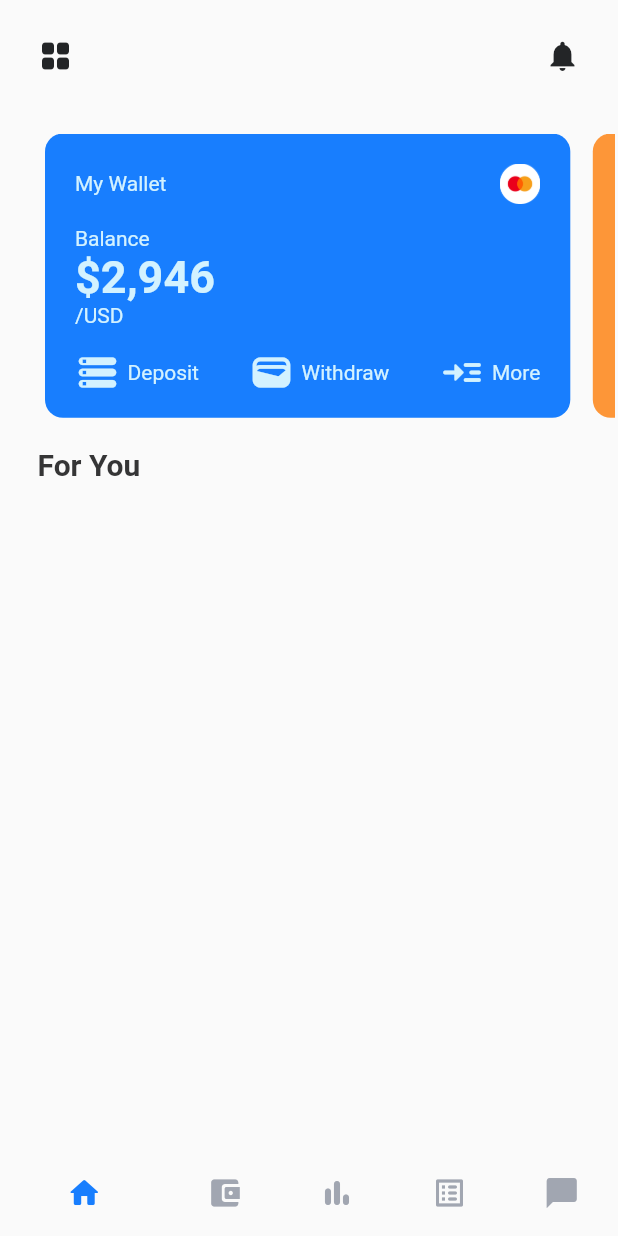
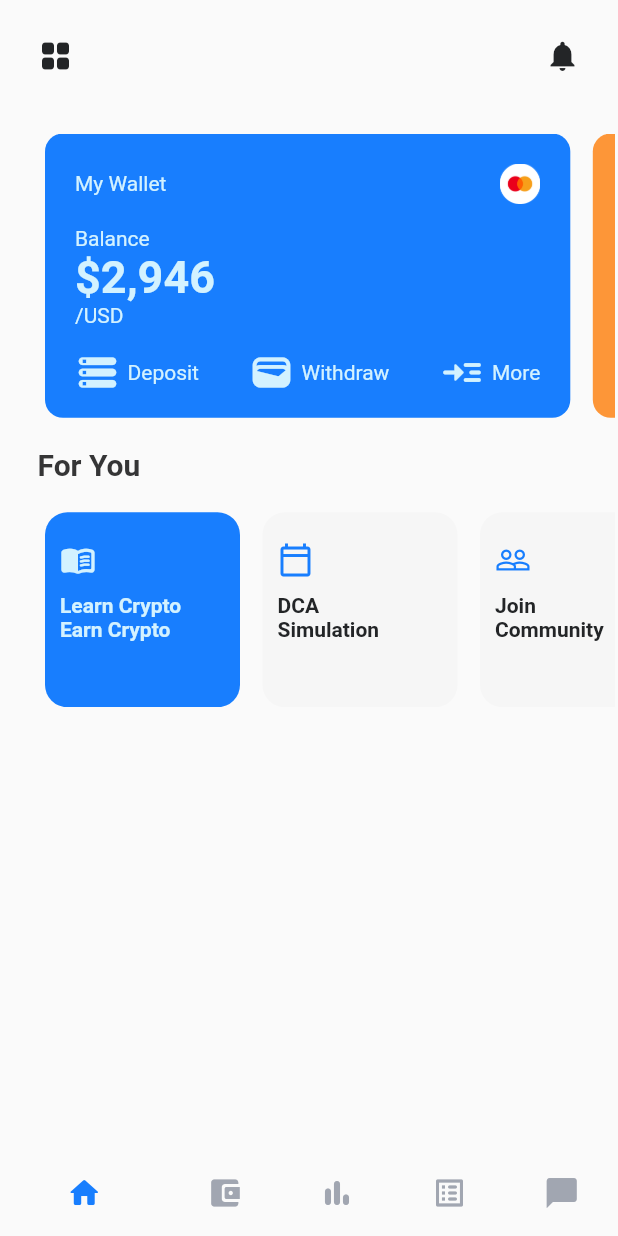
Before and after one commit to JerryAgbesi/Flutter_mini_projects, a Flutter app: the screen it shows after launch, on a phone screen of 412 x 824 dp. Run offline on Flutter 3.47's test engine with Material 2 defaults, Android fonts, the phone set to English and light mode, and no system bars; our stand-ins replace cached_network_image, cloud_firestore, flutter_colorpicker, flutter_dotenv, flutter_slidable, flutter_svg and 4 more; accounts and stored records are empty.

Commit message:
Add 'For you' section

```diff
--- a/cryptoman/lib/Screens/homepage.dart
+++ b/cryptoman/lib/Screens/homepage.dart
@@ -1,8 +1,9 @@
 import 'package:flutter/material.dart';
-import 'package:cryptoman/widgets/debit_card.dart';
+import 'package:cryptoman/widgets/widgets.dart';
 
 class HomePage extends StatefulWidget {
-  const HomePage({super.key});
+  HomePage({super.key,});
+
 
   @override
   State<HomePage> createState() => _HomePageState();
@@ -79,10 +80,23 @@ class _HomePageState extends State<HomePage> {
                 ),
               ),
             ),
-             SizedBox(
+            SizedBox(
               height: 20,
             ),
-
+            Container(
+              padding: EdgeInsets.fromLTRB(30, 0, 2, 0),
+              height: 130,
+              width: double.infinity,
+              child: ListView.separated(
+                  separatorBuilder: (context, index) => SizedBox(
+                        width: 15,
+                      ),
+                  scrollDirection: Axis.horizontal,
+                  itemCount: ForYouCards.length,
+                  itemBuilder: (BuildContext context, int index) {
+                    return ForYouCards[index];
+                  }),
+            ),
           ]),
         ),
       );
--- a/cryptoman/lib/widgets/for_you_card.dart
+++ b/cryptoman/lib/widgets/for_you_card.dart
@@ -1,14 +1,71 @@
-import 'package:flutter/src/widgets/container.dart';
-import 'package:flutter/src/widgets/framework.dart';
+import 'package:cryptoman/widgets/constants.dart';
+import 'package:flutter/material.dart';
 
 class ForYouCard extends StatelessWidget {
-  const ForYouCard({super.key});
+  ForYouCard(
+      {super.key,
+      required this.icon,
+      required this.label,
+      required this.cardColor,
+      required this.iconColor,
+      required this.state});
+
+  IconData icon;
+  String label;
+  Color cardColor;
+  Color iconColor;
+  bool state = true;
 
   @override
   Widget build(BuildContext context) {
     return Container(
-      height: 20,
-      width: 20,
+      padding: EdgeInsets.symmetric(vertical: 20, horizontal: 10),
+      height: 130,
+      width: 130,
+      decoration: BoxDecoration(
+        color: cardColor,
+        borderRadius: BorderRadius.circular(15),
+      ),
+      child: Column(crossAxisAlignment: CrossAxisAlignment.start, children: [
+        Icon(
+          icon,
+          color: iconColor,
+        ),
+        SizedBox(
+          height: 10,
+        ),
+        Text(label,
+            style: this.state
+                ? debitCardText.copyWith(fontWeight: FontWeight.w600)
+                : TextStyle(
+                    color: Color(0xFF232527),
+                    fontWeight: FontWeight.w600,
+                  ))
+      ]),
     );
   }
 }
+
+List<ForYouCard> ForYouCards = [
+  ForYouCard(
+    icon: Icons.menu_book_rounded,
+    label: "Learn Crypto \nEarn Crypto",
+    cardColor: Color(0xFF187efe),
+    iconColor: Color(0xFFD3F2FF),
+    state: true,
+  ),
+  ForYouCard(
+    icon: Icons.calendar_today_outlined,
+    label: "DCA \nSimulation",
+    cardColor: Color(0xFFF6F6F6),
+    iconColor: Color(0xFF187efe),
+    state: false,
+  ),
+  ForYouCard(
+    icon: Icons.people_outline,
+    label: "Join \nCommunity",
+    cardColor: Color(0xFFF6F6F6),
+    iconColor: Color(0xFF187efe),
+    state: false,
+  ),
+];
```
